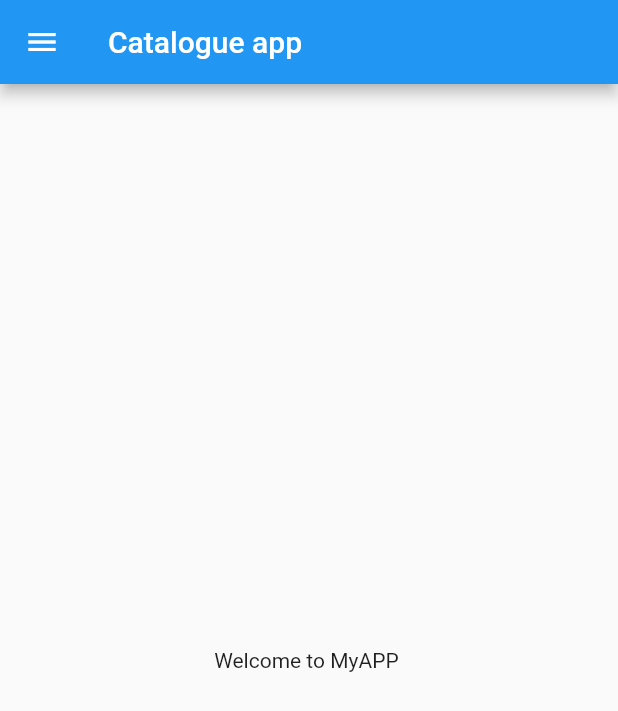
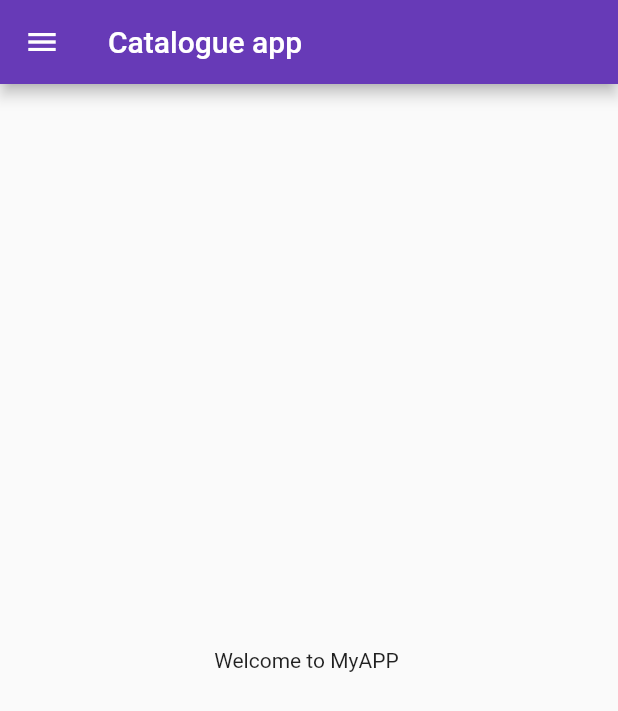
Before and after one commit to sameerzf/Flutter-1, a Flutter app: the screen it shows after launch, on a phone screen of 412 x 824 dp. Shown: the top 711 px of the screen. Run offline on Flutter 3.47's test engine with Material 2 defaults, Android fonts, the phone set to English and light mode, and no system bars.

Commit message:
Day3 completed

```diff
--- a/lib/main.dart
+++ b/lib/main.dart
@@ -1,20 +1,40 @@
 import 'package:flutter/material.dart';
-import 'package:flutter_catalog/home_page.dart';
 
-void main(){
-runApp(MyApp());
+import 'home_page.dart';
+import 'login_page.dart';
 
+void main() {
+  runApp(MyApp());
 }
+
 class MyApp extends StatelessWidget {
-  int num=20;
-  var day = "Tuesday";// this var will identify by itself the data type and we can store any data type in it
-  static const pi=3.14;
+  int num = 20;
+  var day =
+      "Tuesday"; // this var will identify by itself the data type and we can store any data type in it
+  static const pi = 3.14;
 
-  String s="Sameer Zafar";
-   MyApp({super.key});
+  String s = "Sameer Zafar";
+  // MyApp({super.key});
 
   @override
   Widget build(BuildContext context) {
-  return MaterialApp(home:HomePage());
+    return MaterialApp(
+      // darkTheme for dark and theme for light
+      theme: ThemeData(primarySwatch: Colors.deepPurple),
+      //darkTheme: ThemeData(
+      //brightness: Brightness.dark,),
+      //themeMode: ThemeMode.dark,
+      //home: HomePage(),
+      initialRoute: "/home",
+      routes: {
+        "/home": (context) =>
+            HomePage(), //do this or home: Homepage(), if we do both then app will give error
+        "/Login": (context) => LoginPage(),
+      },
+    );
   }
+
+  void hello({int n = 20}) {
+    //task performing if parameter is passed then that will be used else 20 will be used
+  } //optional parameter function example
 }
```
Also changed, not shown: lib/login_page.dart (added, +17 -0 lines), 1 other file.
